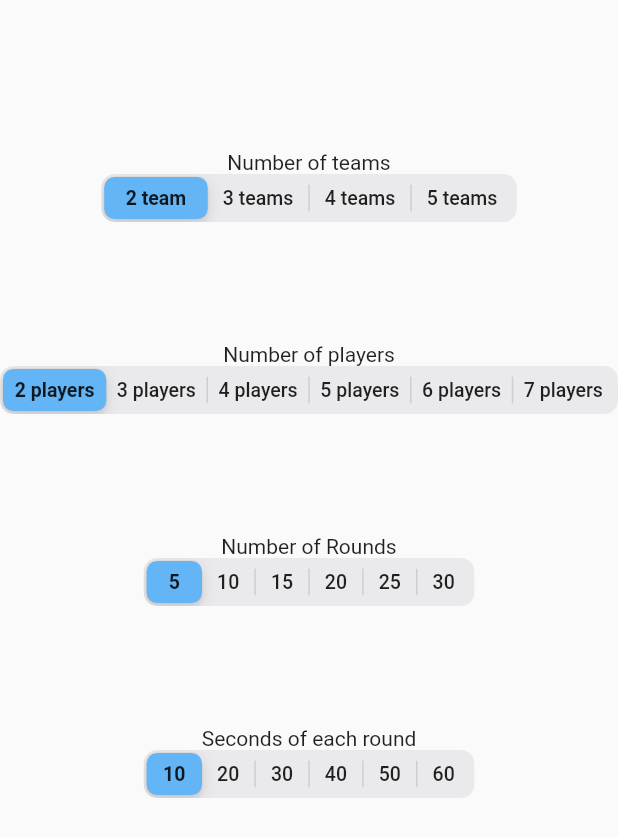
After one commit to Lelik-Bolik/guessit, a Flutter app: the screen it shows after launch, after a tap on "Pregame", on a phone screen of 412 x 824 dp. The commit adds this screen. Shown: the top 837 px of the screen. Run offline on Flutter 3.47's test engine with Material 2 defaults, Android fonts, the phone set to English and light mode, and no system bars; our stand-ins replace auto_size_text, flutter_screenutil.

Commit message:
pregame test(+allages test main)

```diff
--- a/lib/main.dart
+++ b/lib/main.dart
@@ -4,6 +4,7 @@ import 'package:guessit/screens/settings.dart';
 import 'package:guessit/widgets/menu_button.dart';
 import 'package:guessit/config/themes.dart';
 import 'package:guessit/screens/question.dart';
+import 'package:guessit/screens/pregame.dart';
 
 void main() {
   runApp(GuessItApp());
@@ -15,14 +16,18 @@ class GuessItApp extends StatelessWidget {
   Widget build(BuildContext context) {
     return ScreenUtilInit(
       allowFontScaling: true,
-          builder:()=> MaterialApp(
+      builder: () => MaterialApp(
         title: 'GuessIt',
         theme: Styles.lightThemeData,
         darkTheme: Styles.darkThemeData,
         initialRoute: "/",
         routes: {
           "/": (context) => MyHomePage(title: "Guess it"),
-          "play": (context) => QuestionPage(question: "Question", answers: ["Answer", "Answer 2"],),
+          "play": (context) => QuestionPage(
+                question: "Question",
+                answers: ["Answer", "Answer 2"],
+              ),
+          "pregame": (context) => PreGamePage(),
           "settings": (context) => SettingsPage(),
           "rules": (context) => MyHomePage(title: "Guess it"),
         },
@@ -50,12 +55,17 @@ class MyHomePage extends StatelessWidget {
             children: <Widget>[
               Placeholder(),
               SizedBox(height: 16),
-              MenuButton(label: "Play",
+              MenuButton(
+                  label: "Play",
                   onPressed: () => Navigator.of(context).pushNamed("play")),
               SizedBox(height: 16),
               MenuButton(
                   label: "Setting",
                   onPressed: () => Navigator.of(context).pushNamed("settings")),
+              MenuButton(
+                  label: "Pregame",
+                  onPressed: () => Navigator.of(context).pushNamed("pregame")),
+              SizedBox(height: 16),
             ],
           ),
         ),
--- /dev/null
+++ b/lib/screens/pregame.dart
@@ -0,0 +1,109 @@
+import 'dart:math';
+
+import 'package:flutter/cupertino.dart';
+import 'package:flutter/material.dart';
+import 'package:flutter/widgets.dart';
+
+class PreGamePage extends StatefulWidget {
+  @override
+  _PreGamePageState createState() => _PreGamePageState();
+}
+
+class _PreGamePageState extends State<PreGamePage> {
+  int segmentedTimeGroupValue = 0;
+  int segmentedTeamGroupValue = 0;
+  int segmentedPlayerGroupValue = 0;
+  int segmentedRoundGroupValue = 0;
+
+  final Map<int, Widget> teamTabs = const <int, Widget>{
+    0: Text("2 team"),
+    1: Text("3 teams"),
+    2: Text("4 teams"),
+    3: Text("5 teams"),
+  };
+
+  final Map<int, Widget> timeTabs = const <int, Widget>{
+    0: Text("10"),
+    1: Text("20"),
+    2: Text("30"),
+    3: Text("40"),
+    4: Text("50"),
+    5: Text("60"),
+  };
+
+  final Map<int, Widget> playerTabs = const <int, Widget>{
+    0: Text("2 players"),
+    1: Text("3 players"),
+    2: Text("4 players"),
+    3: Text("5 players"),
+    4: Text("6 players"),
+    5: Text("7 players"),
+  };
+
+  final Map<int, Widget> roundTabs = const <int, Widget>{
+    0: Text("5"),
+    1: Text("10"),
+    2: Text("15"),
+    3: Text("20"),
+    4: Text("25"),
+    5: Text("30"),
+  };
+
+  @override
+  Widget build(BuildContext context) {
+    return Scaffold(
+      body: SafeArea(
+        child: Column(
+          crossAxisAlignment: CrossAxisAlignment.center,
+          //mainAxisSize: MainAxisSize.min,
+          children: [
+            SizedBox(height: 100),
+            Text('Number of teams'),
+            CupertinoSlidingSegmentedControl(
+                groupValue: segmentedTeamGroupValue,
+                children: teamTabs,
+                thumbColor: Colors.blue[300],
+                onValueChanged: (i) {
+                  setState(() {
+                    segmentedTeamGroupValue = i;
+                  });
+                }),
+            SizedBox(height: 80),
+            Text('Number of players'),
+            CupertinoSlidingSegmentedControl(
+                groupValue: segmentedPlayerGroupValue,
+                children: playerTabs,
+                thumbColor: Colors.blue[300],
+                onValueChanged: (i) {
+                  setState(() {
+                    segmentedPlayerGroupValue = i;
+                  });
+                }),
+            SizedBox(height: 80),
+            Text('Number of Rounds'),
+            CupertinoSlidingSegmentedControl(
+                groupValue: segmentedRoundGroupValue,
+                children: roundTabs,
+                thumbColor: Colors.blue[300],
+                onValueChanged: (i) {
+                  setState(() {
+                    segmentedRoundGroupValue = i;
+                  });
+                }),
+            SizedBox(height: 80),
+            Text('Seconds of each round'),
+            CupertinoSlidingSegmentedControl(
+                groupValue: segmentedTimeGroupValue,
+                children: timeTabs,
+                thumbColor: Colors.blue[300],
+                onValueChanged: (i) {
+                  setState(() {
+                    segmentedTimeGroupValue = i;
+                  });
+                }),
+          ],
+        ),
+      ),
+    );
+  }
+}
```
Also changed, not shown: 1 other file.
